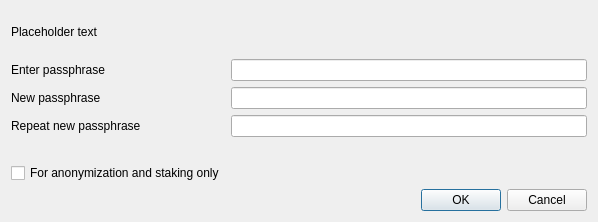
Old version of the form src/qt/forms/askpassphrasedialog.ui in the repository BitCannaGlobal/BCNA_bitcore_old.
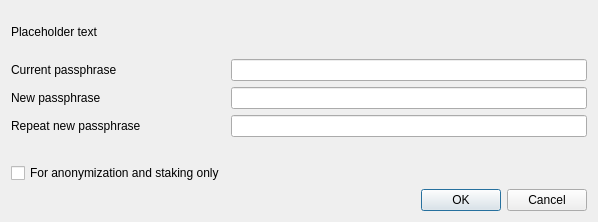
New version of the form.

The edit to the form file:
```diff
--- a/src/qt/forms/askpassphrasedialog.ui
+++ b/src/qt/forms/askpassphrasedialog.ui
@@ -53,7 +53,7 @@
      <item row="0" column="0">
       <widget class="QLabel" name="passLabel1">
        <property name="text">
-        <string>Enter passphrase</string>
+        <string>Current passphrase</string>
        </property>
       </widget>
      </item>
```
Left out of the diff: 6 changed lines with no effect on the pictures.
